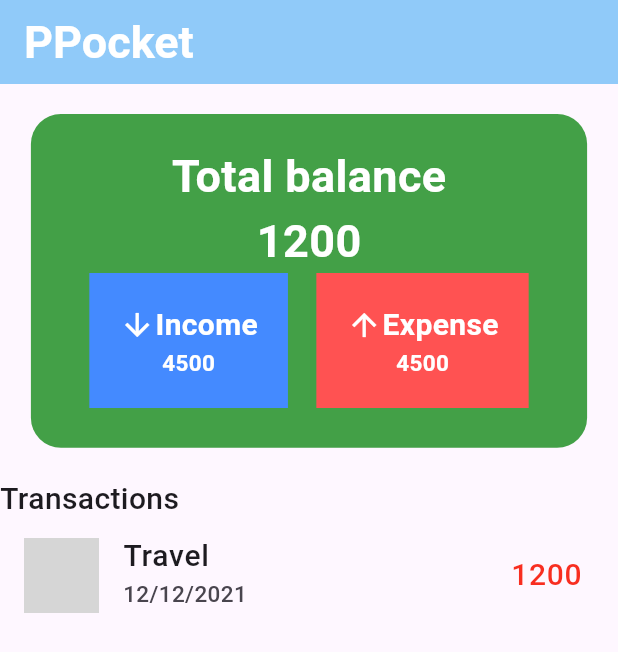
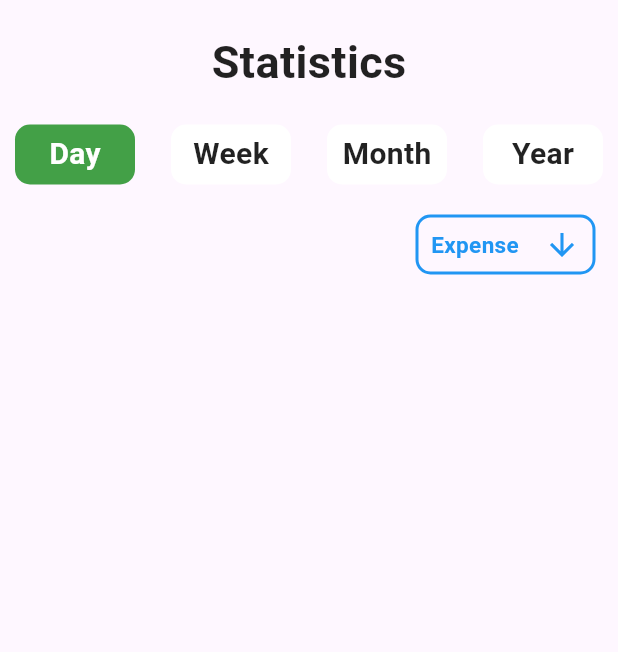
Before and after one commit to ahmaddioxide/ppocket, a Flutter app: the screen it shows after launch, on a phone screen of 412 x 824 dp. Shown: the top 652 px of the screen. Run offline on Flutter 3.47's test engine with Material 2 defaults, Android fonts, the phone set to English and light mode, and no system bars; our stand-ins replace cloud_firestore, curved_navigation_bar, device_preview, firebase_auth, firebase_core, flutter_spinkit and 1 more; missing offline and left inert: qr_code_scanner; accounts and stored records are empty; grey boxes are pictures that could not be loaded.

Commit message:
Add Stats screen

```diff
--- a/lib/main.dart
+++ b/lib/main.dart
@@ -5,11 +5,12 @@ import 'package:firebase_core/firebase_core.dart';
 import 'package:flutter/foundation.dart';
 import 'package:flutter/material.dart';
 import 'package:get/get.dart';
-import 'package:ppocket/components/navigation.dart';
-import 'package:ppocket/services/auth_service.dart';
+// import 'package:ppocket/components/navigation.dart';
+// import 'package:ppocket/services/auth_service.dart';
 import 'package:ppocket/views/budget_screens/budget_home_screen.dart';
-import 'package:ppocket/views/scanqr.dart';
-import 'package:ppocket/views/signup_screen.dart';
+import 'package:ppocket/views/budget_screens/stats_screen.dart';
+// import 'package:ppocket/views/scanqr.dart';
+// import 'package:ppocket/views/signup_screen.dart';
 
 import 'firebase_options.dart';
 
@@ -46,7 +47,8 @@ class MyApp extends StatelessWidget {
       // home: FirebaseAuthService.currentUser == null
       //     ? const SignUpPage()
       //     : const SignUpPage(),
-      home: const BudgetHome(),
+      // home: const BudgetHome(),
+      home: const StatScreen(),
 
       // home: const ScanQr(),
     );
--- a/lib/views/budget_screens/budget_list/list_data.dart
+++ b/lib/views/budget_screens/budget_list/list_data.dart
@@ -1,14 +1,43 @@
 import 'package:ppocket/views/budget_screens/budget_list/list_items.dart';
 
 List<Itemlist> geter() {
-  Itemlist travel = Itemlist();
-  travel.name = 'Travel';
-  travel.price = '1200';
-  travel.date = '12/12/2021';
-  travel.category = 'Income';
-  travel.id = '0';
-  travel.image = 'assets/images/ppocket_logo.png';
-  travel.isIncome = false;
+  Itemlist income1 = Itemlist();
+  income1.name = 'Salary';
+  income1.price = '12000';
+  income1.date = '28/11/2021';
+  income1.category = 'Income';
+  income1.id = '0';
+  income1.image = 'assets/images/ppocket_logo.png';
+  income1.isIncome = true;
 
-  return [travel];
+  // Itemlist food = Itemlist();
+  // income1.name = 'Travel';
+  // income1.price = '500';
+  // income1.date = '12/12/2021';
+  // income1.category = 'Expense';
+  // income1.id = '1';
+  // income1.image = 'assets/images/ppocket_logo.png';
+  // income1.isIncome = false;
+
+  // return [income1, food];
+
+  Itemlist food = Itemlist();
+  food.name = 'Breakfast';
+  food.price = '500';
+  food.date = '29/11/2021';
+  food.category = 'Expense';
+  food.id = '1';
+  food.image = 'assets/images/ppocket_logo.png';
+  food.isIncome = false;
+
+  Itemlist food2 = Itemlist();
+  food2.name = 'Lunch';
+  food2.price = '500';
+  food2.date = '29/11/2021';
+  food2.category = 'Expense';
+  food2.id = '2';
+  food2.image = 'assets/images/ppocket_logo.png';
+  food2.isIncome = false;
+
+  return [income1, food, food, food, income1, food, food, food2];
 }
--- /dev/null
+++ b/lib/views/budget_screens/stats_screen.dart
@@ -0,0 +1,116 @@
+import 'package:flutter/material.dart';
+import 'package:get/get_connect/http/src/utils/utils.dart';
+
+class StatScreen extends StatefulWidget {
+  const StatScreen({super.key});
+
+  @override
+  State<StatScreen> createState() => _StatScreenState();
+}
+
+class _StatScreenState extends State<StatScreen> {
+  List day = ['Day', 'Week', 'Month', 'Year'];
+  int index_color = 0;
+
+  @override
+  Widget build(BuildContext context) {
+    return Scaffold(
+      body: SafeArea(
+          child: CustomScrollView(
+        slivers: [
+          SliverToBoxAdapter(
+            child: Column(
+              children: [
+                SizedBox(
+                  height: 20,
+                ),
+                Text(
+                  'Statistics',
+                  style: TextStyle(
+                      fontSize: 30,
+                      fontWeight: FontWeight.bold,
+                      color: Colors.black87),
+                ),
+                SizedBox(
+                  height: 20,
+                ),
+                Padding(
+                  padding: const EdgeInsets.symmetric(horizontal: 10),
+                  child: Row(
+                    mainAxisAlignment: MainAxisAlignment.spaceBetween,
+                    children: [
+                      ...List.generate(4, (index) {
+                        return GestureDetector(
+                          onTap: () {
+                            setState(() {
+                              index_color = index;
+                            });
+                          },
+                          child: Container(
+                            height: 40,
+                            width: 80,
+                            decoration: BoxDecoration(
+                              color: index_color == index
+                                  ? Colors.green[600]
+                                  : Colors.white,
+                              borderRadius: BorderRadius.circular(10),
+                            ),
+                            alignment: Alignment.center,
+                            child: Text(
+                              day[index],
+                              style: TextStyle(
+                                  fontSize: 20,
+                                  fontWeight: FontWeight.bold,
+                                  color: index_color == index
+                                      ? Colors.white
+                                      : Colors.black87),
+                            ),
+                          ),
+                        );
+                      })
+                    ],
+                  ),
+                ),
+                SizedBox(
+                  height: 20,
+                ),
+                Padding(
+                  padding: const EdgeInsets.symmetric(horizontal: 15),
+                  child: Row(
+                    mainAxisAlignment: MainAxisAlignment.end,
+                    children: [
+                      Container(
+                        width: 120,
+                        height: 40,
+                        child: Row(
+                          mainAxisAlignment: MainAxisAlignment.spaceAround,
+                          children: [
+                            Text(
+                              "Expense",
+                              style: TextStyle(
+                                  color: Colors.blue,
+                                  fontSize: 15,
+                                  fontWeight: FontWeight.bold),
+                            ),
+                            Icon(
+                              Icons.arrow_downward,
+                              color: Colors.blue,
+                            )
+                          ],
+                        ),
+                        decoration: BoxDecoration(
+                          border: Border.all(color: Colors.blue, width: 2),
+                          borderRadius: BorderRadius.circular(10),
+                        ),
+                      )
+                    ],
+                  ),
+                )
+              ],
+            ),
+          )
+        ],
+      )),
+    );
+  }
+}
```
